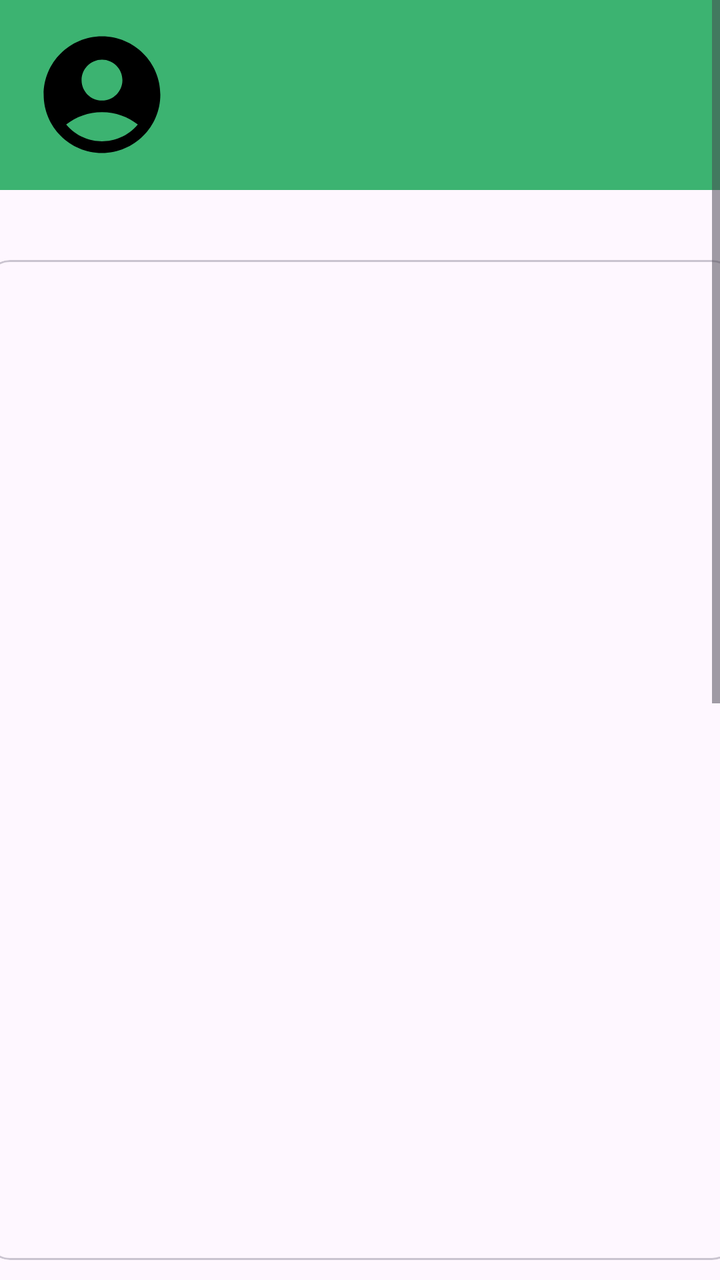
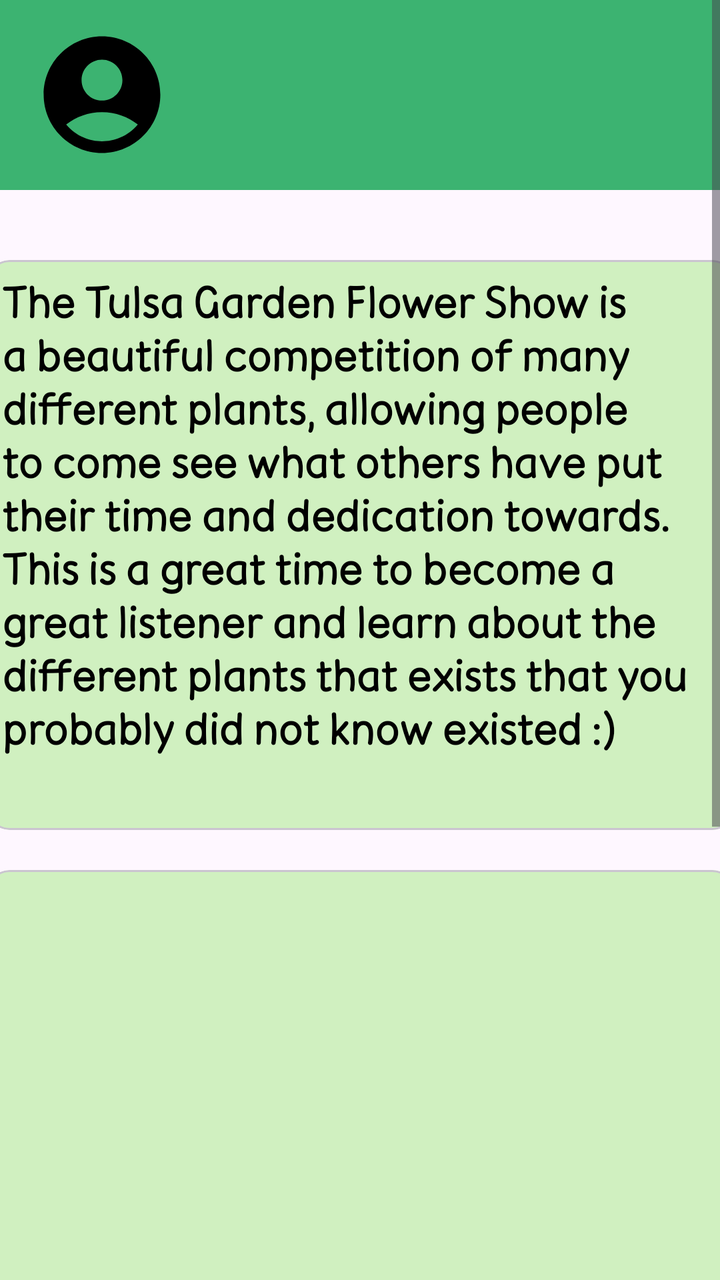

Screens rendered from an Android XML layout before and after an edit, with the pre-edit source and the edit as a unified diff.
<!-- AndroidManifest.xml: application theme Theme.TulsaGardenClub -->
<!-- res/layout/activity_home_page_view.xml -->
<?xml version="1.0" encoding="utf-8"?>
<ScrollView
    xmlns:android="http://schemas.android.com/apk/res/android"
    xmlns:app="http://schemas.android.com/apk/res-auto"
    xmlns:tools="http://schemas.android.com/tools"
    android:layout_width="match_parent"
    android:layout_height="match_parent">

    <androidx.constraintlayout.widget.ConstraintLayout
        android:id="@+id/home"
        android:layout_width="match_parent"
        android:layout_height="wrap_content"
        tools:context=".HomePageView">

        <androidx.appcompat.widget.Toolbar
            android:id="@+id/toolbar"
            android:layout_width="match_parent"
            android:layout_height="95dp"
            android:elevation="4dp"
            android:background="@color/green"
            app:layout_constraintTop_toTopOf="parent">

            <ImageView
                android:id="@+id/viewAccount"
                android:layout_width="70dp"
                android:layout_height="70dp"
                android:src="@drawable/baseline_account_circle_24"/>

        </androidx.appcompat.widget.Toolbar>

        <com.google.android.material.card.MaterialCardView
            android:id="@+id/infoCard1"
            android:layout_width="375dp"
            android:layout_height="500dp"
            android:layout_marginTop="35dp"
            app:layout_constraintTop_toBottomOf="@id/toolbar"
            app:layout_constraintStart_toStartOf="parent"
            app:layout_constraintEnd_toEndOf="parent">

        </com.google.android.material.card.MaterialCardView>

        <com.google.android.material.card.MaterialCardView
            android:id="@+id/infoCard2"
            android:layout_width="375dp"
            android:layout_height="500dp"
            android:layout_marginTop="35dp"
            app:layout_constraintTop_toBottomOf="@id/infoCard1"
            app:layout_constraintStart_toStartOf="parent"
            app:layout_constraintEnd_toEndOf="parent">

        </com.google.android.material.card.MaterialCardView>

    </androidx.constraintlayout.widget.ConstraintLayout>
</ScrollView>
<!-- resources referenced by this layout -->
<resources>
  <color name="green">#3CB371</color>
  <!-- drawable baseline_account_circle_24 (drawable) -->
  <vector xmlns:android="http://schemas.android.com/apk/res/android" android:height="24dp" android:tint="#000000" android:viewportHeight="24" android:viewportWidth="24" android:width="24dp">
        
      <path android:fillColor="@android:color/white" android:pathData="M12,2C6.48,2 2,6.48 2,12s4.48,10 10,10s10,-4.48 10,-10S17.52,2 12,2zM12,6c1.93,0 3.5,1.57 3.5,3.5S13.93,13 12,13s-3.5,-1.57 -3.5,-3.5S10.07,6 12,6zM12,20c-2.03,0 -4.43,-0.82 -6.14,-2.88C7.55,15.8 9.68,15 12,15s4.45,0.8 6.14,2.12C16.43,19.18 14.03,20 12,20z"/>
      
  </vector>
  <style name="Theme.TulsaGardenClub" parent="Base.Theme.TulsaGardenClub" />
  <style name="Base.Theme.TulsaGardenClub" parent="Theme.Material3.DayNight.NoActionBar">
          
          
      </style>
</resources>

<!-- the commit's change to res/layout/activity_home_page_view.xml (unified diff, before → after) -->
@@ -31,11 +31,22 @@
         <com.google.android.material.card.MaterialCardView
             android:id="@+id/infoCard1"
             android:layout_width="375dp"
-            android:layout_height="500dp"
+            android:layout_height="285dp"
             android:layout_marginTop="35dp"
             app:layout_constraintTop_toBottomOf="@id/toolbar"
             app:layout_constraintStart_toStartOf="parent"
-            app:layout_constraintEnd_toEndOf="parent">
+            app:layout_constraintEnd_toEndOf="parent"
+            android:backgroundTint="@color/lightGreen">
+
+            <TextView
+                android:layout_width="match_parent"
+                android:layout_height="match_parent"
+                android:text="@string/program_description"
+                android:padding="8dp"
+                android:textStyle="bold"
+                android:textColor="@color/black"
+                android:textSize="22sp"
+                android:fontFamily="@font/cause"/>
 
         </com.google.android.material.card.MaterialCardView>
 
@@ -43,12 +54,25 @@
             android:id="@+id/infoCard2"
             android:layout_width="375dp"
             android:layout_height="500dp"
-            android:layout_marginTop="35dp"
+            android:layout_marginTop="20dp"
             app:layout_constraintTop_toBottomOf="@id/infoCard1"
             app:layout_constraintStart_toStartOf="parent"
-            app:layout_constraintEnd_toEndOf="parent">
+            app:layout_constraintEnd_toEndOf="parent"
+            android:backgroundTint="@color/lightGreen">
 
         </com.google.android.material.card.MaterialCardView>
 
+        <Button
+            android:layout_width="250dp"
+            android:layout_height="match_parent"
+            android:layout_marginTop="8dp"
+            android:text="@string/view_events"
+            app:layout_constraintTop_toBottomOf="@id/infoCard2"
+            app:layout_constraintStart_toStartOf="parent"
+            app:layout_constraintEnd_toEndOf="parent"
+            android:fontFamily="@font/cause"
+            android:textStyle="bold"/>
+
     </androidx.constraintlayout.widget.ConstraintLayout>
+
 </ScrollView>
<!-- resource entries referenced after the edit -->
@@ -1,12 +1,16 @@
 <!-- resources referenced by this layout -->
 <resources>
+  <color name="black">#FF000000</color>
   <color name="green">#3CB371</color>
+  <color name="lightGreen">#d0f0c0</color>
   <!-- drawable baseline_account_circle_24 (drawable) -->
   <vector xmlns:android="http://schemas.android.com/apk/res/android" android:height="24dp" android:tint="#000000" android:viewportHeight="24" android:viewportWidth="24" android:width="24dp">
         
       <path android:fillColor="@android:color/white" android:pathData="M12,2C6.48,2 2,6.48 2,12s4.48,10 10,10s10,-4.48 10,-10S17.52,2 12,2zM12,6c1.93,0 3.5,1.57 3.5,3.5S13.93,13 12,13s-3.5,-1.57 -3.5,-3.5S10.07,6 12,6zM12,20c-2.03,0 -4.43,-0.82 -6.14,-2.88C7.55,15.8 9.68,15 12,15s4.45,0.8 6.14,2.12C16.43,19.18 14.03,20 12,20z"/>
       
   </vector>
+  <string name="program_description">The Tulsa Garden Flower Show is a beautiful competition of many different plants, allowing people to come see what others have put their time and dedication towards. This is a great time to become a great listener and learn about the different plants that exists that you probably did not know existed :)</string>
+  <string name="view_events">View Events</string>
   <style name="Theme.TulsaGardenClub" parent="Base.Theme.TulsaGardenClub" />
   <style name="Base.Theme.TulsaGardenClub" parent="Theme.Material3.DayNight.NoActionBar">
           
